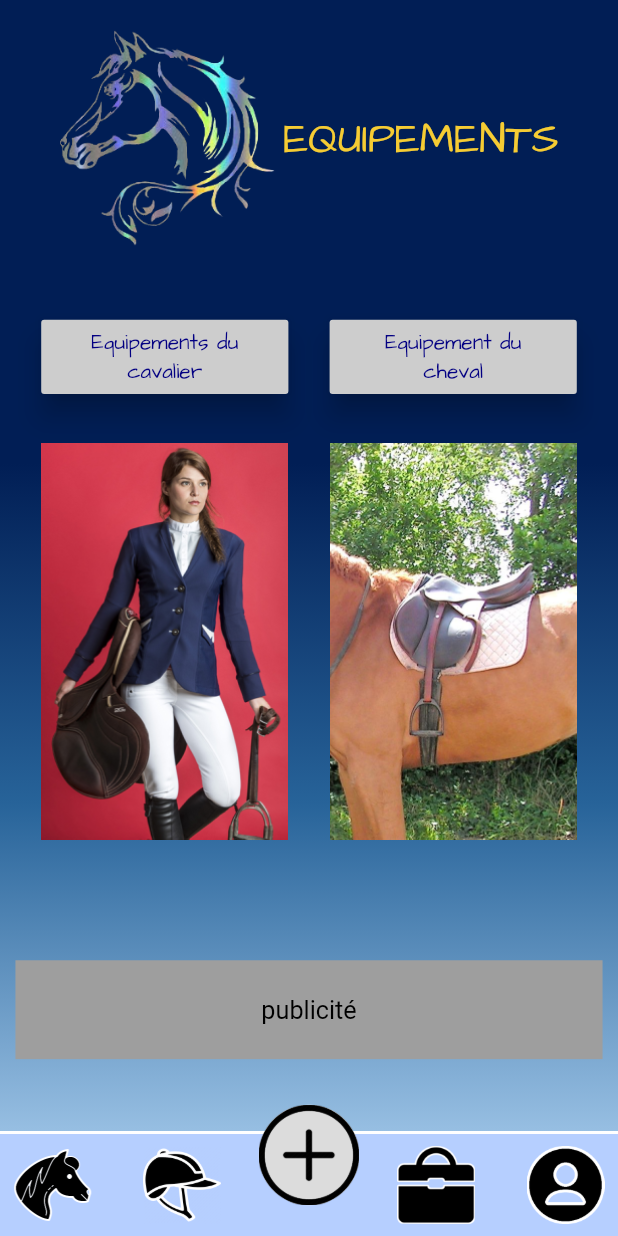
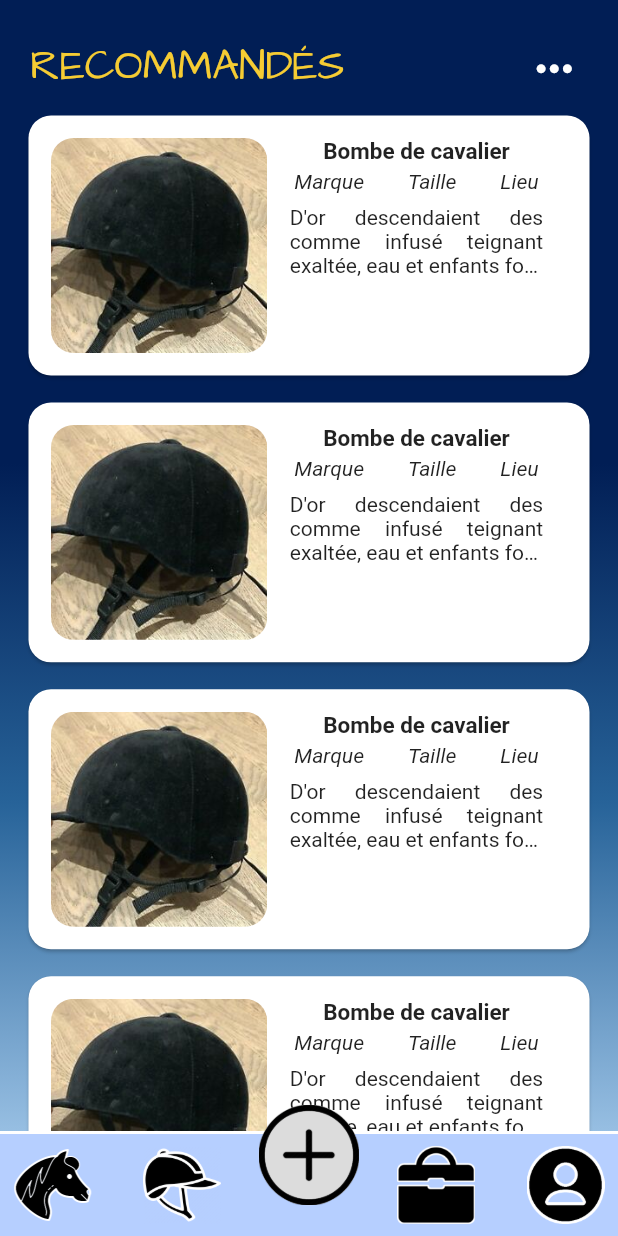
Before and after one commit to RedDTG/kavaloccaz, a Flutter app: the screen it shows after launch, item 2 of the bottom bar chosen, after a tap on "Equipements du cavalier", on a phone screen of 412 x 824 dp. Run offline on Flutter 3.47's test engine with Material 2 defaults, Android fonts, the phone set to English and light mode, and no system bars; Roboto replaces fonts that are missing (OpenSans).

Commit message:
[ADD] EquipementCavalierList page

```diff
--- a/lib/equipements.dart
+++ b/lib/equipements.dart
@@ -54,7 +54,10 @@ class Equipements extends StatelessWidget {
                                         width: largeur * 0.4,
                                         height: hauteur * 0.06,
                                         child: new RaisedButton(
-                                          onPressed: () {},
+                                          onPressed: () {
+                                            Navigator.pushNamed(context,
+                                                '/equipements/cavalier');
+                                          },
                                           child: new Text(
                                               'Equipements du cavalier',
                                               textAlign: TextAlign.center,
--- /dev/null
+++ b/lib/listeEquipementCavalier.dart
@@ -0,0 +1,391 @@
+import 'package:flutter/material.dart';
+import 'package:kavaloccaz/_bottomBar.dart';
+
+class EquipementsCavalier extends StatelessWidget {
+  EquipementsCavalier();
+  @override
+  Widget build(BuildContext context) {
+    double largeur = MediaQuery.of(context).size.width;
+    double hauteur = MediaQuery.of(context).size.height;
+
+    return new Scaffold(
+        body: new Center(
+            child: new Container(
+                margin: EdgeInsets.all(0),
+                width: largeur,
+                height: hauteur,
+                decoration: BoxDecoration(
+                    gradient: LinearGradient(
+                        begin: Alignment(0.0, -0.25),
+                        end: Alignment(0.0, 0.85),
+                        colors: [
+                      Color(0xFF011E55),
+                      Color(0xFF276399),
+                      Color(0xFF9BC2E5)
+                    ])),
+                child: new Column(children: [
+                  Expanded(
+                      child: new SizedBox(
+                          child: new Scrollbar(
+                              child: new ListView(children: [
+                    new Container(
+                        padding: EdgeInsets.only(top: 20, left: 20, right: 20),
+                        child: new Row(
+                            mainAxisAlignment: MainAxisAlignment.spaceBetween,
+                            children: [
+                              new Text(
+                                'RECOMMANDÉS',
+                                style: TextStyle(
+                                    fontFamily: 'ArchitectsDaughter',
+                                    color: Color(0xFFF6CC33),
+                                    fontSize: 28),
+                              ),
+                              new IconButton(
+                                  icon: Icon(
+                                    Icons.more_horiz,
+                                    color: Colors.white,
+                                    size: 35,
+                                  ),
+                                  onPressed: () {})
+                            ])),
+                    new Container(
+                      margin: EdgeInsets.only(
+                          left: 15, right: 15, top: 5, bottom: 5),
+                      width: largeur,
+                      height: hauteur * 0.22,
+                      child: new Card(
+                        shape: RoundedRectangleBorder(
+                            borderRadius: BorderRadius.circular(15)),
+                        child: new Container(
+                          child: new Row(
+                            children: [
+                              new Container(
+                                  child: new Container(
+                                decoration: BoxDecoration(
+                                    borderRadius:
+                                        BorderRadius.all(Radius.circular(15)),
+                                    image: DecorationImage(
+                                        fit: BoxFit.cover,
+                                        image: AssetImage(
+                                            'assets/img/produit2.jpg'))),
+                                width: largeur * 0.35,
+                                margin: EdgeInsets.only(
+                                    top: 15, bottom: 15, left: 15),
+                              )),
+                              new Container(
+                                margin: EdgeInsets.all(15),
+                                width: largeur * 0.41,
+                                child: new Column(
+                                  crossAxisAlignment: CrossAxisAlignment.start,
+                                  mainAxisAlignment: MainAxisAlignment.start,
+                                  children: [
+                                    new Container(
+                                        alignment: Alignment.center,
+                                        child: new Text('Bombe de cavalier',
+                                            style: TextStyle(
+                                                fontFamily: 'OpenSans',
+                                                fontWeight: FontWeight.bold,
+                                                fontSize: 15))),
+                                    new Container(
+                                        margin: EdgeInsets.only(
+                                          bottom: 5,
+                                        ),
+                                        alignment: Alignment.center,
+                                        child: new Row(
+                                            mainAxisAlignment:
+                                                MainAxisAlignment.spaceBetween,
+                                            children: [
+                                              new Container(
+                                                  margin: EdgeInsets.all(3),
+                                                  child: Text(
+                                                    'Marque',
+                                                    style: TextStyle(
+                                                        fontStyle:
+                                                            FontStyle.italic),
+                                                  )),
+                                              new Container(
+                                                  margin: EdgeInsets.all(3),
+                                                  child: Text('Taille',
+                                                      style: TextStyle(
+                                                          fontStyle: FontStyle
+                                                              .italic))),
+                                              new Container(
+                                                  margin: EdgeInsets.all(3),
+                                                  child: Text('Lieu',
+                                                      style: TextStyle(
+                                                          fontStyle: FontStyle
+                                                              .italic)))
+                                            ])),
+                                    new Container(
+                                        child: new Text(
+                                      "D'or descendaient des comme infusé teignant exaltée, eau et enfants fortes soleil jaune d'azur et. Les travers repeché au atroce.",
+                                      style: TextStyle(),
+                                      overflow: TextOverflow.ellipsis,
+                                      textAlign: TextAlign.justify,
+                                      maxLines: 3,
+                                    ))
+                                  ],
+                                ),
+                              )
+                            ],
+                          ),
+                        ),
+                      ),
+                    ),
+                    new Container(
+                      margin: EdgeInsets.only(
+                          left: 15, right: 15, top: 5, bottom: 5),
+                      width: largeur,
+                      height: hauteur * 0.22,
+                      child: new Card(
+                        shape: RoundedRectangleBorder(
+                            borderRadius: BorderRadius.circular(15)),
+                        child: new Container(
+                          child: new Row(
+                            children: [
+                              new Container(
+                                  child: new Container(
+                                decoration: BoxDecoration(
+                                    borderRadius:
+                                        BorderRadius.all(Radius.circular(15)),
+                                    image: DecorationImage(
+                                        fit: BoxFit.cover,
+                                        image: AssetImage(
+                                            'assets/img/produit2.jpg'))),
+                                width: largeur * 0.35,
+                                margin: EdgeInsets.only(
+                                    top: 15, bottom: 15, left: 15),
+                              )),
+                              new Container(
+                                margin: EdgeInsets.all(15),
+                                width: largeur * 0.41,
+                                child: new Column(
+                                  crossAxisAlignment: CrossAxisAlignment.start,
+                                  mainAxisAlignment: MainAxisAlignment.start,
+                                  children: [
+                                    new Container(
+                                        alignment: Alignment.center,
+                                        child: new Text('Bombe de cavalier',
+                                            style: TextStyle(
+                                                fontFamily: 'OpenSans',
+                                                fontWeight: FontWeight.bold,
+                                                fontSize: 15))),
+                                    new Container(
+                                        margin: EdgeInsets.only(
+                                          bottom: 5,
+                                        ),
+                                        alignment: Alignment.center,
+                                        child: new Row(
+                                            mainAxisAlignment:
+                                                MainAxisAlignment.spaceBetween,
+                                            children: [
+                                              new Container(
+                                                  margin: EdgeInsets.all(3),
+                                                  child: Text(
+                                                    'Marque',
+                                                    style: TextStyle(
+                                                        fontStyle:
+                                                            FontStyle.italic),
+                                                  )),
+                                              new Container(
+                                                  margin: EdgeInsets.all(3),
+                                                  child: Text('Taille',
+                                                      style: TextStyle(
+                                                          fontStyle: FontStyle
+                                                              .italic))),
+                                              new Container(
+                                                  margin: EdgeInsets.all(3),
+                                                  child: Text('Lieu',
+                                                      style: TextStyle(
+                                                          fontStyle: FontStyle
+                                                              .italic)))
+                                            ])),
+                                    new Container(
+                                        child: new Text(
+                                      "D'or descendaient des comme infusé teignant exaltée, eau et enfants fortes soleil jaune d'azur et. Les travers repeché au atroce.",
+                                      style: TextStyle(),
+                                      overflow: TextOverflow.ellipsis,
+                                      textAlign: TextAlign.justify,
+                                      maxLines: 3,
+                                    ))
+                                  ],
+                                ),
+                              )
+                            ],
+                          ),
+                        ),
+                      ),
+                    ),
+                    new Container(
+                      margin: EdgeInsets.only(
+                          left: 15, right: 15, top: 5, bottom: 5),
+                      width: largeur,
+                      height: hauteur * 0.22,
+                      child: new Card(
+                        shape: RoundedRectangleBorder(
+                            borderRadius: BorderRadius.circular(15)),
+                        child: new Container(
+                          child: new Row(
+                            children: [
+                              new Container(
+                                  child: new Container(
+                                decoration: BoxDecoration(
+                                    borderRadius:
+                                        BorderRadius.all(Radius.circular(15)),
+                                    image: DecorationImage(
+                                        fit: BoxFit.cover,
+                                        image: AssetImage(
+                                            'assets/img/produit2.jpg'))),
+                                width: largeur * 0.35,
+                                margin: EdgeInsets.only(
+                                    top: 15, bottom: 15, left: 15),
+                              )),
+                              new Container(
+                                margin: EdgeInsets.all(15),
+                                width: largeur * 0.41,
+                                child: new Column(
+                                  crossAxisAlignment: CrossAxisAlignment.start,
+                                  mainAxisAlignment: MainAxisAlignment.start,
+                                  children: [
+                                    new Container(
+                                        alignment: Alignment.center,
+                                        child: new Text('Bombe de cavalier',
+                                            style: TextStyle(
+                                                fontFamily: 'OpenSans',
+                                                fontWeight: FontWeight.bold,
+                                                fontSize: 15))),
+                                    new Container(
+                                        margin: EdgeInsets.only(
+                                          bottom: 5,
+                                        ),
+                                        alignment: Alignment.center,
+                                        child: new Row(
+                                            mainAxisAlignment:
+                                                MainAxisAlignment.spaceBetween,
+                                            children: [
+                                              new Container(
+                                                  margin: EdgeInsets.all(3),
+                                                  child: Text(
+                                                    'Marque',
+                                                    style: TextStyle(
+                                                        fontStyle:
+                                                            FontStyle.italic),
+                                                  )),
+                                              new Container(
+                                                  margin: EdgeInsets.all(3),
+                                                  child: Text('Taille',
+                                                      style: TextStyle(
+                                                          fontStyle: FontStyle
+                                                              .italic))),
+                                              new Container(
+                                                  margin: EdgeInsets.all(3),
+                                                  child: Text('Lieu',
+                                                      style: TextStyle(
+                                                          fontStyle: FontStyle
+                                                              .italic)))
+                                            ])),
+                                    new Container(
+                                        child: new Text(
+                                      "D'or descendaient des comme infusé teignant exaltée, eau et enfants fortes soleil jaune d'azur et. Les travers repeché au atroce.",
+                                      style: TextStyle(),
+                                      overflow: TextOverflow.ellipsis,
+                                      textAlign: TextAlign.justify,
+                                      maxLines: 3,
+                                    ))
+                                  ],
+                                ),
+                              )
+                            ],
+                          ),
+                        ),
+                      ),
+                    ),
+                    new Container(
+                      margin: EdgeInsets.only(
+                          left: 15, right: 15, top: 5, bottom: 5),
+                      width: largeur,
+                      height: hauteur * 0.22,
+                      child: new Card(
+                        shape: RoundedRectangleBorder(
+                            borderRadius: BorderRadius.circular(15)),
+                        child: new Container(
+                          child: new Row(
+                            children: [
+                              new Container(
+                                  child: new Container(
+                                decoration: BoxDecoration(
+                                    borderRadius:
+                                        BorderRadius.all(Radius.circular(15)),
+                                    image: DecorationImage(
+                                        fit: BoxFit.cover,
+                                        image: AssetImage(
+                                            'assets/img/produit2.jpg'))),
+                                width: largeur * 0.35,
+                                margin: EdgeInsets.only(
+                                    top: 15, bottom: 15, left: 15),
+                              )),
+                              new Container(
+                                margin: EdgeInsets.all(15),
+                                width: largeur * 0.41,
+                                child: new Column(
+                                  crossAxisAlignment: CrossAxisAlignment.start,
+                                  mainAxisAlignment: MainAxisAlignment.start,
+                                  children: [
+                                    new Container(
+                                        alignment: Alignment.center,
+                                        child: new Text('Bombe de cavalier',
+                                            style: TextStyle(
+                                                fontFamily: 'OpenSans',
+                                                fontWeight: FontWeight.bold,
+                                                fontSize: 15))),
+                                    new Container(
+                                        margin: EdgeInsets.only(
+                                          bottom: 5,
+                                        ),
+                                        alignment: Alignment.center,
+                                        child: new Row(
+                                            mainAxisAlignment:
+                                                MainAxisAlignment.spaceBetween,
+                                            children: [
+                                              new Container(
+                                                  margin: EdgeInsets.all(3),
+                                                  child: Text(
+                                                    'Marque',
+                                                    style: TextStyle(
+                                                        fontStyle:
+                                                            FontStyle.italic),
+                                                  )),
+                                              new Container(
+                                                  margin: EdgeInsets.all(3),
+                                                  child: Text('Taille',
+                                                      style: TextStyle(
+                                                          fontStyle: FontStyle
+                                                              .italic))),
+                                              new Container(
+                                                  margin: EdgeInsets.all(3),
+                                                  child: Text('Lieu',
+                                                      style: TextStyle(
+                                                          fontStyle: FontStyle
+                                                              .italic)))
+                                            ])),
+                                    new Container(
+                                        child: new Text(
+                                      "D'or descendaient des comme infusé teignant exaltée, eau et enfants fortes soleil jaune d'azur et. Les travers repeché au atroce.",
+                                      style: TextStyle(),
+                                      overflow: TextOverflow.ellipsis,
+                                      textAlign: TextAlign.justify,
+                                      maxLines: 3,
+                                    ))
+                                  ],
+                                ),
+                              )
+                            ],
+                          ),
+                        ),
+                      ),
+                    ),
+                  ])))),
+                  BottomBarWidget()
+                ]))));
+  }
+}
--- a/lib/main.dart
+++ b/lib/main.dart
@@ -2,6 +2,7 @@ import 'package:flutter/material.dart';
 import 'package:kavaloccaz/equides.dart';
 import 'package:kavaloccaz/equipements.dart';
 import 'package:kavaloccaz/home.dart';
+import 'package:kavaloccaz/listeEquipementCavalier.dart';
 import 'package:kavaloccaz/listeEquipementCheval.dart';
 
 void main() => runApp(MaterialApp(
@@ -11,6 +12,7 @@ void main() => runApp(MaterialApp(
         '/': (context) => Home(),
         '/equides': (context) => Equides(),
         '/equipements': (context) => Equipements(),
-        '/equipements/cheval': (context) => EquipementsCheval()
+        '/equipements/cheval': (context) => EquipementsCheval(),
+        '/equipements/cavalier': (context) => EquipementsCavalier()
       },
     ));
--- a/pubspec.yaml
+++ b/pubspec.yaml
@@ -60,6 +60,7 @@ flutter:
     - assets/img/selle.png
     - assets/img/equipements.png
     - assets/img/produit1.jpg
+    - assets/img/produit2.jpg
 
   #   - images/a_dot_burr.jpeg
   #   - images/a_dot_ham.jpeg
```
Also changed, not shown: assets/img/produit2.jpg (added).
